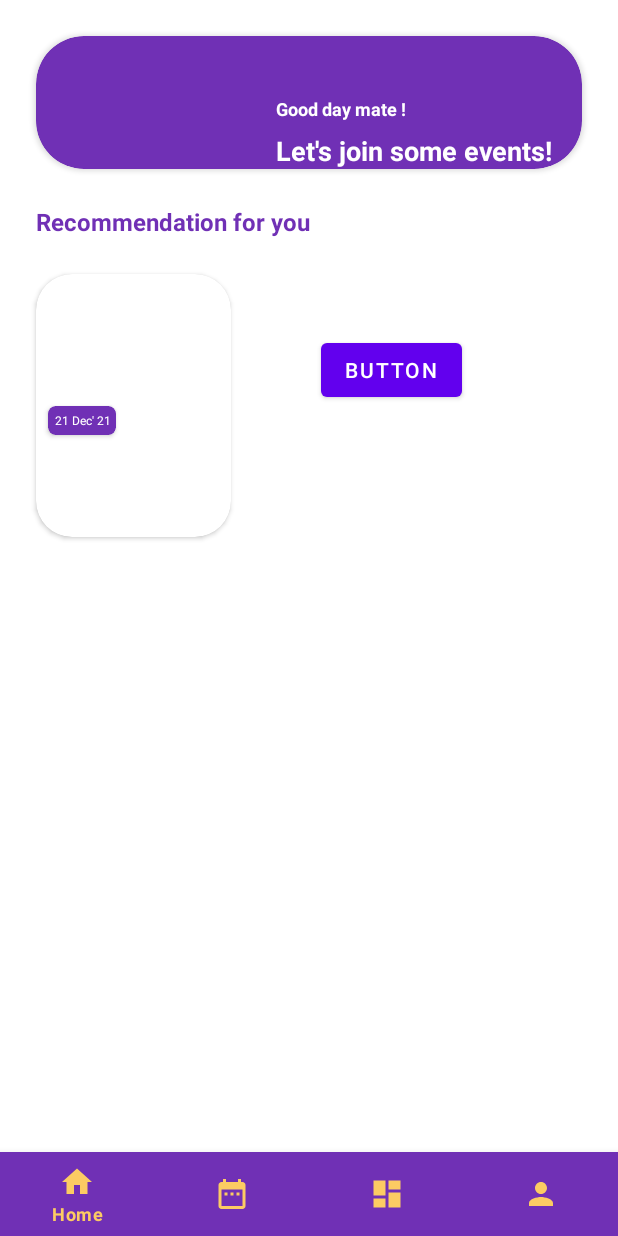
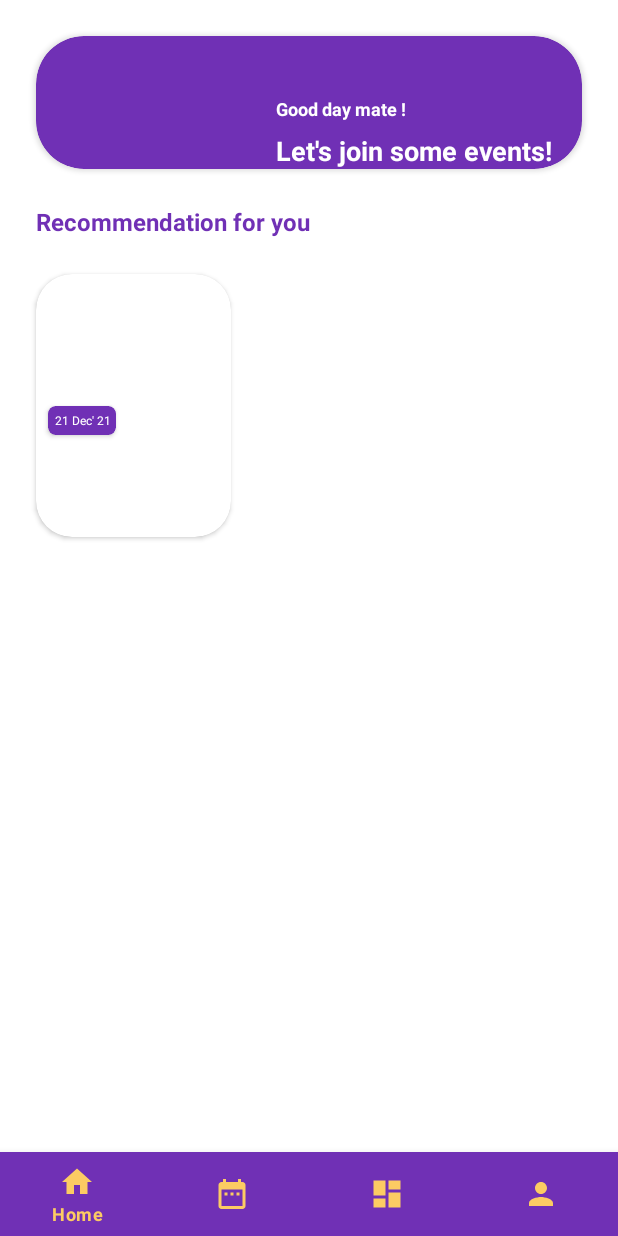
Before and after one commit to michaus-coder/levelup, an Android app: the screen it shows after launch (MainActivity), on a phone screen of 412 x 824 dp. Run offline under Robolectric (Android 15) with nearby library versions, the phone set to English and light mode, and no system bars.

Commit message:
hayo lihat apaa

```diff
--- a/app/src/main/java/com/example/levelup/MainActivity.kt
+++ b/app/src/main/java/com/example/levelup/MainActivity.kt
@@ -10,10 +10,10 @@ class MainActivity : AppCompatActivity() {
         super.onCreate(savedInstanceState)
         setContentView(R.layout.activity_main)
 
-        val _buttons = findViewById<Button>(R.id.buttons)
-        _buttons.setOnClickListener {
-            val intentbs = Intent(this@MainActivity, Dashboard::class.java)
-            startActivity(intentbs)
-        }
+//        val _buttons = findViewById<Button>(R.id.buttons)
+//        _buttons.setOnClickListener {
+//            val intentbs = Intent(this@MainActivity, Dashboard::class.java)
+//            startActivity(intentbs)
+//        }
     }
 }
--- a/app/src/main/res/layout/activity_main.xml
+++ b/app/src/main/res/layout/activity_main.xml
@@ -115,18 +115,6 @@
                 </androidx.cardview.widget.CardView>
             </androidx.cardview.widget.CardView>
 
-            <Button
-                android:id="@+id/buttons"
-                android:layout_width="wrap_content"
-                android:layout_height="wrap_content"
-                android:layout_marginStart="59dp"
-                android:layout_marginTop="110dp"
-                android:layout_marginEnd="104dp"
-                android:text="Button"
-                app:layout_constraintEnd_toEndOf="parent"
-                app:layout_constraintStart_toEndOf="@+id/cardView2"
-                app:layout_constraintTop_toBottomOf="@+id/cardView" />
-
         </androidx.constraintlayout.widget.ConstraintLayout>
     </ScrollView>
 
```
